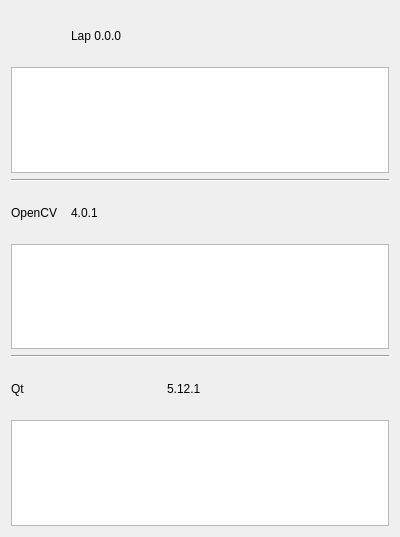
This is src/views/AboutView.ui in Drone-Entertainment-Creators-Japan/RacingViewer as Qt 5 draws it before an edit. The edited form follows.
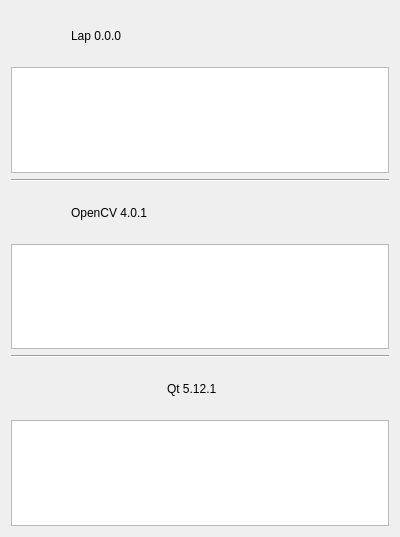
This is the edited form. Icons and pictures are not drawn.

```diff
--- a/src/views/AboutView.ui
+++ b/src/views/AboutView.ui
@@ -47,7 +47,7 @@
         </size>
        </property>
        <property name="text">
-        <string>OpenCV</string>
+        <string/>
        </property>
        <property name="scaledContents">
         <bool>true</bool>
@@ -57,7 +57,7 @@
      <item>
       <widget class="QLabel" name="p_cv_ver">
        <property name="text">
-        <string>4.0.1</string>
+        <string>OpenCV 4.0.1</string>
        </property>
       </widget>
      </item>
@@ -159,7 +159,7 @@
         </size>
        </property>
        <property name="text">
-        <string>Qt</string>
+        <string/>
        </property>
        <property name="scaledContents">
         <bool>true</bool>
@@ -169,7 +169,7 @@
      <item>
       <widget class="QLabel" name="p_qt_ver">
        <property name="text">
-        <string>5.12.1</string>
+        <string>Qt 5.12.1</string>
        </property>
       </widget>
      </item>
```
